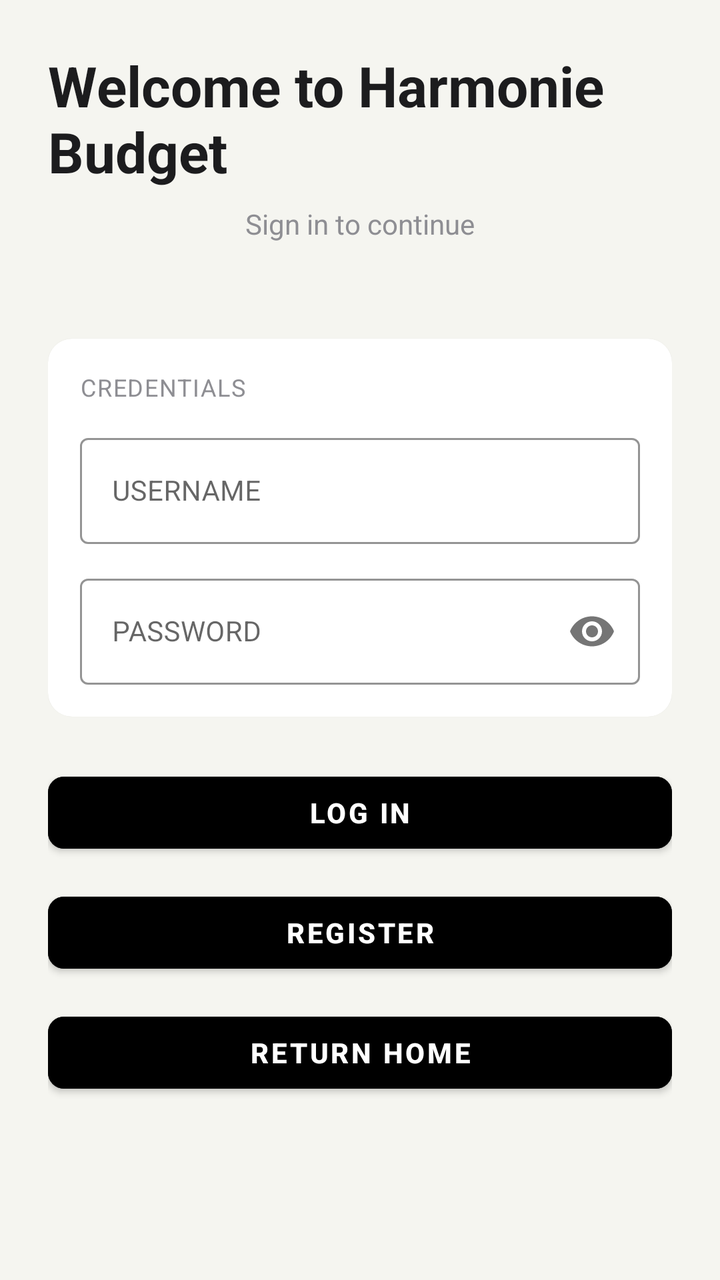
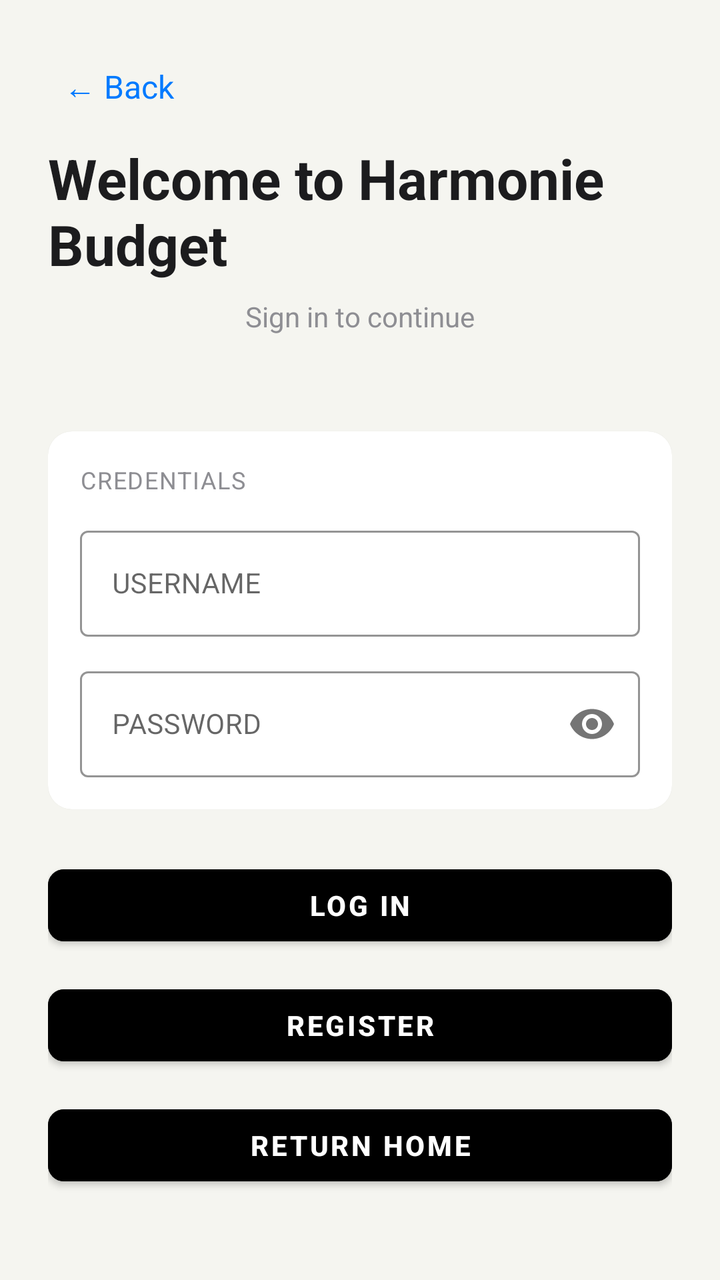

Compare the two renders of this Android layout. The source of the first and the diff that turns it into the second are given below.
<!-- AndroidManifest.xml: application theme Theme.HarmonieBudget -->
<!-- res/layout/activity_login.xml -->
<?xml version="1.0" encoding="utf-8"?>
<androidx.core.widget.NestedScrollView
    xmlns:android="http://schemas.android.com/apk/res/android"
    xmlns:app="http://schemas.android.com/apk/res-auto"
    android:layout_width="match_parent"
    android:layout_height="match_parent"
    android:fillViewport="true"
    android:background="@color/background_light"
    android:scrollbars="vertical">

    <LinearLayout
        android:layout_width="match_parent"
        android:layout_height="wrap_content"
        android:gravity="center_horizontal"
        android:orientation="vertical"
        android:padding="24dp"
        android:paddingTop="64dp"
        android:paddingBottom="48dp">

        
        <TextView
            android:id="@+id/tv_welcome"
            android:layout_width="wrap_content"
            android:layout_height="wrap_content"
            android:text="@string/welcome_message"
            android:textColor="@color/text_primary_light"
            android:textSize="28sp"
            android:textStyle="bold"
            android:layout_marginBottom="8dp" />

        <TextView
            android:layout_width="wrap_content"
            android:layout_height="wrap_content"
            android:text="@string/sign_in_to_continue"
            android:textColor="@color/text_secondary_light"
            android:textSize="14sp"
            android:layout_marginBottom="48dp" />

        
        <com.google.android.material.card.MaterialCardView
            android:layout_width="match_parent"
            android:layout_height="wrap_content"
            app:cardBackgroundColor="@color/surface_light"
            app:cardCornerRadius="12dp"
            app:cardElevation="1dp"
            app:strokeWidth="0dp">

            <LinearLayout
                android:layout_width="match_parent"
                android:layout_height="wrap_content"
                android:orientation="vertical"
                android:padding="16dp">

                <TextView
                    android:layout_width="wrap_content"
                    android:layout_height="wrap_content"
                    android:letterSpacing="0.05"
                    android:text="@string/credentials"
                    android:textAllCaps="true"
                    android:textColor="@color/text_secondary_light"
                    android:textSize="12sp" />

                
                <com.google.android.material.textfield.TextInputLayout
                    android:id="@+id/til_username"
                    android:layout_width="match_parent"
                    android:layout_height="wrap_content"
                    android:layout_marginTop="12dp"
                    style="@style/Widget.MaterialComponents.TextInputLayout.OutlinedBox"
                    app:boxBackgroundColor="@color/surface_light"
                    app:boxStrokeColor="@color/accent_blue"
                    app:boxStrokeWidth="1dp">

                    <com.google.android.material.textfield.TextInputEditText
                        android:id="@+id/et_username"
                        android:layout_width="match_parent"
                        android:layout_height="wrap_content"
                        android:hint="@string/username_hint"
                        android:textColor="@color/text_primary_light"
                        android:textSize="14sp" />
                </com.google.android.material.textfield.TextInputLayout>

                
                <com.google.android.material.textfield.TextInputLayout
                    android:id="@+id/til_password"
                    android:layout_width="match_parent"
                    android:layout_height="wrap_content"
                    android:layout_marginTop="12dp"
                    style="@style/Widget.MaterialComponents.TextInputLayout.OutlinedBox"
                    app:boxBackgroundColor="@color/surface_light"
                    app:boxStrokeColor="@color/accent_blue"
                    app:boxStrokeWidth="1dp"
                    app:passwordToggleEnabled="true">

                    <com.google.android.material.textfield.TextInputEditText
                        android:id="@+id/et_password"
                        android:layout_width="match_parent"
                        android:layout_height="wrap_content"
                        android:hint="@string/password_hint"
                        android:inputType="textPassword"
                        android:textColor="@color/text_primary_light"
                        android:textSize="14sp" />
                </com.google.android.material.textfield.TextInputLayout>

            </LinearLayout>
        </com.google.android.material.card.MaterialCardView>

        
        <Button
            android:id="@+id/btn_log_in"
            style="@style/StandardButton"
            android:layout_width="match_parent"
            android:layout_height="wrap_content"
            android:layout_marginTop="24dp"
            android:text="@string/log_in_button" />

        
        <Button
            android:id="@+id/btn_register"
            style="@style/StandardButton"
            android:layout_width="match_parent"
            android:layout_height="wrap_content"
            android:layout_marginTop="12dp"
            android:text="@string/register_button" />

        
        <Button
            android:id="@+id/btn_return_home"
            style="@style/StandardButton"
            android:layout_width="match_parent"
            android:layout_height="wrap_content"
            android:layout_marginTop="12dp"
            android:text="@string/return_home" />

    </LinearLayout>
</androidx.core.widget.NestedScrollView>
<!-- resources referenced by this layout -->
<resources>
  <color name="accent_blue">#007AFF</color>
  <color name="background_light">#F5F5F0</color>
  <color name="surface_light">#FFFFFF</color>
  <color name="text_primary_light">#1C1C1E</color>
  <color name="text_secondary_light">#8E8E93</color>
  <string name="credentials">CREDENTIALS</string>
  <string name="log_in_button">Log In</string>
  <string name="password_hint">PASSWORD</string>
  <string name="register_button">Register</string>
  <string name="return_home">Return Home</string>
  <string name="sign_in_to_continue">Sign in to continue</string>
  <string name="username_hint">USERNAME</string>
  <string name="welcome_message">Welcome to Harmonie Budget</string>
  <style name="StandardButton" parent="Widget.MaterialComponents.Button">
          <item name="android:backgroundTint">@color/button_background_standard</item>
          <item name="android:textColor">@color/button_text_standard</item>
          <item name="android:textSize">14sp</item>
          <item name="android:textStyle">bold</item>
          <item name="android:minHeight">48dp</item>
          <item name="android:minWidth">0dp</item>
          <item name="android:paddingStart">16dp</item>
          <item name="android:paddingEnd">16dp</item>
          <item name="cornerRadius">8dp</item>
      </style>
  <style name="Theme.HarmonieBudget" parent="Theme.MaterialComponents.DayNight.NoActionBar">
  
          <item name="colorPrimary">@color/purple_500</item>
          <item name="colorPrimaryVariant">@color/purple_700</item>
          <item name="colorSecondary">@color/teal_200</item>
  
          <item name="android:windowBackground">@color/background_light</item>
  
          
          <item name="android:textColor">@color/text_primary_light</item>
          <item name="android:textColorPrimary">@color/text_primary_light</item>
          <item name="android:textColorSecondary">@color/text_secondary_light</item>
          <item name="android:textColorHint">@color/text_hint_light</item>
  
          <item name="colorControlNormal">@color/text_secondary_light</item>
          <item name="colorControlActivated">@color/accent_blue</item>
          <item name="colorButtonNormal">@color/button_background_standard</item>
  
          <item name="cardViewStyle">@style/CardViewLight</item>
  
      </style>
  <color name="button_background_standard">#000000</color>
  <color name="button_text_standard">#FFFFFF</color>
  <color name="purple_500">#FF6200EE</color>
  <color name="purple_700">#FF3700B3</color>
  <color name="teal_200">#FF03DAC5</color>
  <color name="text_hint_light">#C7C7CC</color>
  <style name="CardViewLight" parent="CardView">
          <item name="cardBackgroundColor">@color/surface_light</item>
          <item name="cardElevation">1dp</item>
          <item name="cardCornerRadius">12dp</item>
      </style>
</resources>

<!-- the commit's change to res/layout/activity_login.xml (unified diff, before → after) -->
@@ -16,6 +16,19 @@
         android:padding="24dp"
         android:paddingTop="64dp"
         android:paddingBottom="48dp">
+
+        
+        <TextView
+            android:id="@+id/iv_back_arrow"
+            android:layout_width="match_parent"
+            android:layout_height="wrap_content"
+            android:text="@string/back_arrow"
+            android:textSize="16sp"
+            android:textColor="@color/accent_blue"
+            android:padding="8dp"
+            android:layout_marginBottom="8dp"
+            android:clickable="true"
+            android:focusable="true" />
 
         
         <TextView
<!-- resource entries referenced after the edit -->
@@ -5,6 +5,7 @@
   <color name="surface_light">#FFFFFF</color>
   <color name="text_primary_light">#1C1C1E</color>
   <color name="text_secondary_light">#8E8E93</color>
+  <string name="back_arrow">← Back</string>
   <string name="credentials">CREDENTIALS</string>
   <string name="log_in_button">Log In</string>
   <string name="password_hint">PASSWORD</string>
